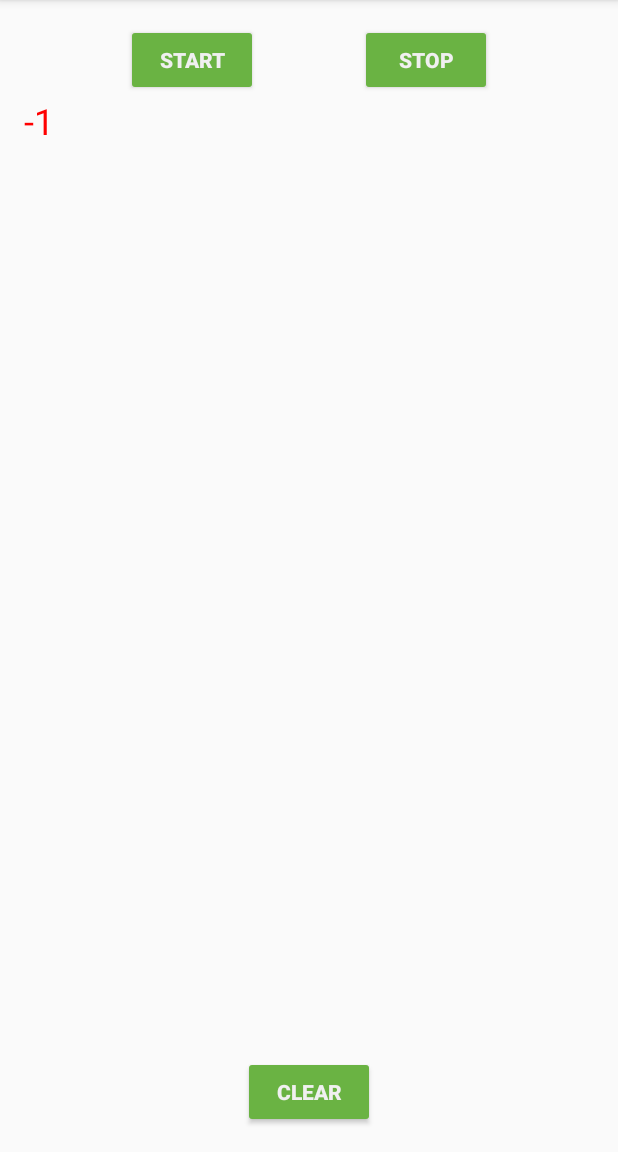
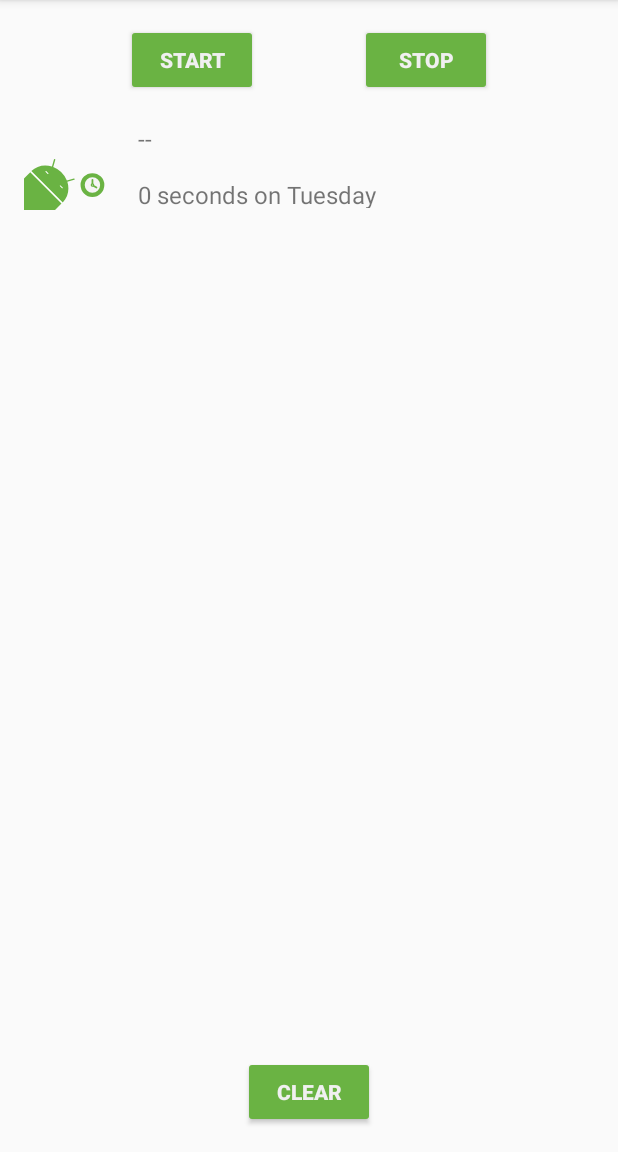
Before and after one commit to supertai22298/android-udacity, an Android app: the screen it shows after launch (MainActivity), after a tap on "START", on a phone screen of 412 x 824 dp, the part 84-1236 px from its top. Run offline under Robolectric (Android 15) with nearby library versions, the phone set to English and light mode, and no system bars; our stand-ins replace Room's generated code, data binding; Roboto replaces fonts that are not available here; 3 statements that could not run were skipped.

Commit message:
Refactor ViewHolder

```diff
--- a/andfun-kotlin-sleep-tracker-with-recyclerview-starter-code/app/src/main/java/com/example/android/trackmysleepquality/sleeptracker/SleepNightAdapter.kt
+++ b/andfun-kotlin-sleep-tracker-with-recyclerview-starter-code/app/src/main/java/com/example/android/trackmysleepquality/sleeptracker/SleepNightAdapter.kt
@@ -16,36 +16,59 @@
 
 package com.example.android.trackmysleepquality.sleeptracker
 
-import android.graphics.Color
+import android.content.res.Resources
 import android.view.LayoutInflater
+import android.view.View
 import android.view.ViewGroup
+import android.widget.ImageView
 import android.widget.TextView
 import androidx.recyclerview.widget.RecyclerView
 import com.example.android.trackmysleepquality.R
-import com.example.android.trackmysleepquality.TextItemViewHolder
+import com.example.android.trackmysleepquality.convertDurationToFormatted
+import com.example.android.trackmysleepquality.convertNumericQualityToString
 import com.example.android.trackmysleepquality.database.SleepNight
 
-class SleepNightAdapter : RecyclerView.Adapter<TextItemViewHolder>() {
+class SleepNightAdapter : RecyclerView.Adapter<SleepNightAdapter.ViewHolder>() {
     var data = listOf<SleepNight>()
         set(value){
             field = value
             notifyDataSetChanged()
         }
+
+    override fun onCreateViewHolder(parent: ViewGroup, viewType: Int): ViewHolder {
+        val view = LayoutInflater.from(parent.context)
+                .inflate(R.layout.list_item_sleep_night, parent, false)
+        return ViewHolder(view)
+    }
     override fun getItemCount() = data.size
 
-    override fun onBindViewHolder(holder: TextItemViewHolder, position: Int) {
+    override fun onBindViewHolder(holder: ViewHolder, position: Int) {
         val item = data[position]
-        if(item.sleepQuality < 2){
-            holder.textView.setTextColor(Color.RED)
-        }else {
-            holder.textView.setTextColor(Color.BLACK)
-        }
-        holder.textView.text = item.sleepQuality.toString()
+        holder.bind(item)
     }
 
-    override fun onCreateViewHolder(parent: ViewGroup, viewType: Int): TextItemViewHolder {
-        val layoutInflater = LayoutInflater.from(parent.context)
-        val view = layoutInflater.inflate(R.layout.text_item_view, parent, false) as TextView
-        return TextItemViewHolder(view)
+
+
+    class ViewHolder(itemView: View): RecyclerView.ViewHolder(itemView) {
+        val res = itemView.context.resources
+
+        val sleepLength = itemView.findViewById<TextView>(R.id.sleep_length)
+        val quality = itemView.findViewById<TextView>(R.id.quality_string)
+        val qualityImage= itemView.findViewById<ImageView>(R.id.quality_image)
+
+        fun bind(item: SleepNight) {
+            sleepLength.text = convertDurationToFormatted(item.startTimeMilli, item.endTimeMilli, res)
+            quality.text = convertNumericQualityToString(item.sleepQuality, res)
+
+            qualityImage.setImageResource(when (item.sleepQuality) {
+                0 -> R.drawable.ic_sleep_0
+                1 -> R.drawable.ic_sleep_1
+                2 -> R.drawable.ic_sleep_2
+                3 -> R.drawable.ic_sleep_3
+                4 -> R.drawable.ic_sleep_4
+                5 -> R.drawable.ic_sleep_5
+                else -> R.drawable.ic_sleep_active
+            })
+        }
     }
 }
--- a/andfun-kotlin-sleep-tracker-with-recyclerview-starter-code/app/src/main/res/layout/list_item_sleep_night.xml
+++ b/andfun-kotlin-sleep-tracker-with-recyclerview-starter-code/app/src/main/res/layout/list_item_sleep_night.xml
@@ -1,7 +1,51 @@
 <?xml version="1.0" encoding="utf-8"?>
-<androidx.constraintlayout.widget.ConstraintLayout
-    xmlns:android="http://schemas.android.com/apk/res/android"
-    android:orientation="vertical"
+<androidx.constraintlayout.widget.ConstraintLayout xmlns:android="http://schemas.android.com/apk/res/android"
+    xmlns:app="http://schemas.android.com/apk/res-auto"
+    xmlns:tools="http://schemas.android.com/tools"
     android:layout_width="match_parent"
-    android:layout_height="wrap_content">
+    android:layout_height="wrap_content"
+    android:orientation="vertical">
+
+    <ImageView
+        android:id="@+id/quality_image"
+        android:layout_width="60dp"
+        android:layout_height="60dp"
+        android:layout_marginStart="16dp"
+        android:layout_marginTop="16dp"
+        android:layout_marginBottom="16dp"
+        app:layout_constraintBottom_toBottomOf="parent"
+        app:layout_constraintStart_toStartOf="parent"
+        app:layout_constraintTop_toTopOf="parent"
+        app:srcCompat="@drawable/ic_sleep_5" />
+
+    <TextView
+        android:id="@+id/quality_string"
+        android:layout_height="20dp"
+        android:layout_marginStart="16dp"
+        android:layout_marginTop="16dp"
+        android:layout_marginEnd="16dp"
+        android:layout_marginBottom="8dp"
+        android:textSize="16sp"
+        app:layout_constraintBottom_toTopOf="@+id/sleep_length"
+        app:layout_constraintEnd_toEndOf="parent"
+        app:layout_constraintStart_toEndOf="@+id/quality_image"
+        app:layout_constraintTop_toTopOf="parent"
+        tools:text="Quality String"
+        android:layout_width="0dp" />
+
+    <TextView
+        android:id="@+id/sleep_length"
+        android:layout_height="20dp"
+        android:layout_marginStart="16dp"
+        android:layout_marginTop="8dp"
+        android:layout_marginEnd="16dp"
+        android:layout_marginBottom="16dp"
+        android:textSize="16sp"
+        app:layout_constraintBottom_toBottomOf="parent"
+        app:layout_constraintEnd_toEndOf="parent"
+        app:layout_constraintHorizontal_bias="0.0"
+        app:layout_constraintStart_toEndOf="@+id/quality_image"
+        app:layout_constraintTop_toBottomOf="@+id/quality_string"
+        tools:text="Wednesday"
+        android:layout_width="0dp" />
 </androidx.constraintlayout.widget.ConstraintLayout>
```
